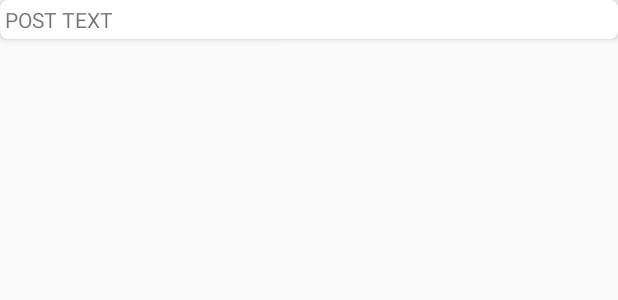
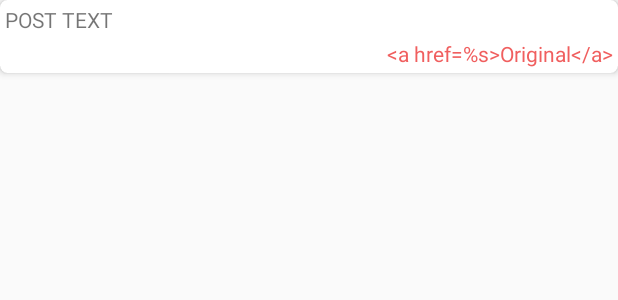
Before and after one commit to vps2/UmoriliClient, an Android app: the layout post_item.xml on its own in the app's theme, with its tools: preview values and no code run, on a phone screen of 412 x 824 dp. Shown: the top 300 px of the screen. Run offline under Robolectric (Android 15) with nearby library versions, the phone set to English and light mode, and no system bars.

Commit message:
Сделал так, чтобы плитка не реагировала на нажатие. Вместо этого, если у поста есть ссылка на оригинал, то внизу справа появляется кликабельная надпись, при нажатии на которую, открывается браузер.

```diff
--- a/app/src/main/res/layout/post_item.xml
+++ b/app/src/main/res/layout/post_item.xml
@@ -1,17 +1,33 @@
+<?xml version="1.0" encoding="utf-8"?>
 <android.support.v7.widget.CardView xmlns:android="http://schemas.android.com/apk/res/android"
     xmlns:card_view="http://schemas.android.com/apk/res-auto"
     xmlns:tools="http://schemas.android.com/tools"
     android:layout_width="match_parent"
     android:layout_height="wrap_content"
-    android:foreground="?android:attr/selectableItemBackground"
     card_view:cardCornerRadius="5dp"
     card_view:cardElevation="3dp"
     card_view:contentPadding="3dp">
 
-    <TextView
-        android:id="@+id/text"
+    <LinearLayout
         android:layout_width="match_parent"
         android:layout_height="wrap_content"
-        tools:text="POST TEXT" />
+        android:orientation="vertical">
+
+        <TextView
+            android:id="@+id/postText"
+            android:layout_width="match_parent"
+            android:layout_height="wrap_content"
+            tools:text="POST TEXT" />
+
+        <TextView
+            android:id="@+id/postLink"
+            android:layout_width="wrap_content"
+            android:layout_height="wrap_content"
+            android:layout_gravity="end"
+            android:layout_marginTop="3dp"
+            android:text="@string/link"
+            android:textColor="#f05f5f" />
+
+    </LinearLayout>
 
 </android.support.v7.widget.CardView>
--- a/app/src/main/res/values/strings.xml
+++ b/app/src/main/res/values/strings.xml
@@ -2,4 +2,6 @@
     <string name="app_name">Retrofit2Test</string>
     <string name="ok">OK</string>
     <string name="get_posts">Get posts</string>
+    <string name="link"><![CDATA[<a href="%s">Original</a>]]></string>
+    <string name="wrong_url">Wrong url: %s</string>
 </resources>
```
Also changed, not shown: app/src/main/java/ru/vps/retrofit2test/ClickablePostRecyclerAdapter.java (deleted, +0 -44 lines), app/src/main/java/ru/vps/retrofit2test/PostsRecyclerAdapter.java (+46 -7 lines), app/src/main/java/ru/vps/retrofit2test/fragment/MainFragment.java (+27 -18 lines).
